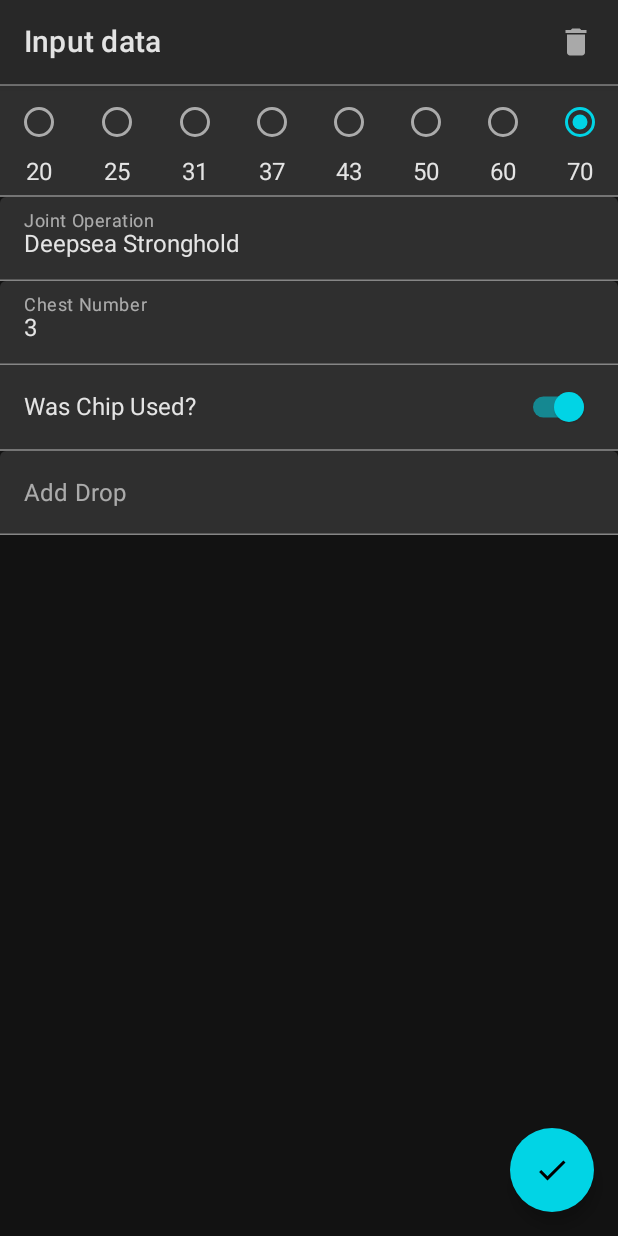
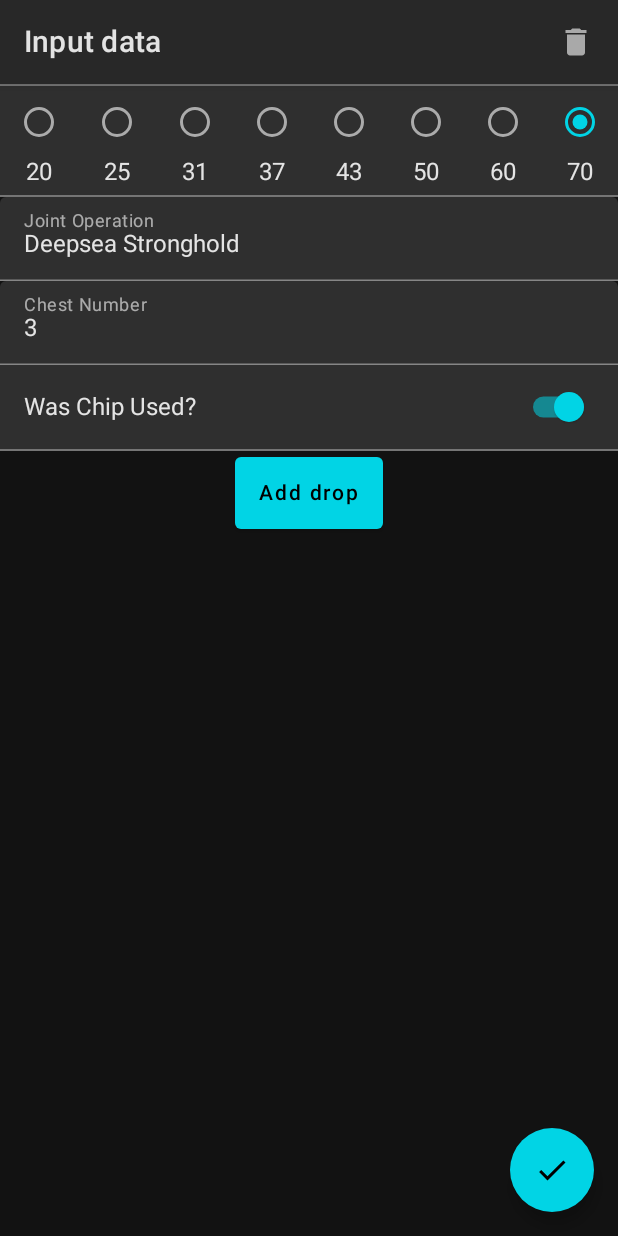
Before and after one commit to ceribe/tower-of-fantasy-assistant, an Android app built with Jetpack Compose: the add_edit_jo_loot screen opened through its navigation route, on a phone screen of 412 x 824 dp. Run offline under Robolectric (Android 15) with nearby library versions, the phone set to English and light mode, and no system bars; our stand-ins replace Dagger/Hilt's generated code.

Commit message:
Optimise UI for adding drops

```diff
--- a/app/build.gradle
+++ b/app/build.gradle
@@ -14,8 +14,8 @@ android {
         applicationId "com.kagamiapps.tofassistant"
         minSdk 24
         targetSdk 33
-        versionCode 2
-        versionName "1.0.0.1"
+        versionCode 3
+        versionName "1.0.0.2"
 
         testInstrumentationRunner "androidx.test.runner.AndroidJUnitRunner"
         vectorDrawables {
--- a/app/src/main/java/com/kagamiapps/tofassistant/ui/add_edit_jo_loot/AddEditJOLootScreen.kt
+++ b/app/src/main/java/com/kagamiapps/tofassistant/ui/add_edit_jo_loot/AddEditJOLootScreen.kt
@@ -8,8 +8,7 @@ import androidx.compose.material.*
 import androidx.compose.material.icons.Icons
 import androidx.compose.material.icons.filled.Check
 import androidx.compose.material.icons.filled.Delete
-import androidx.compose.runtime.Composable
-import androidx.compose.runtime.LaunchedEffect
+import androidx.compose.runtime.*
 import androidx.compose.ui.Alignment
 import androidx.compose.ui.Modifier
 import androidx.compose.ui.unit.dp
@@ -144,6 +143,58 @@ fun AddEditJOLootScreen(
                 )
             }
             GrayLine()
+//            ComboBox(
+//                label = "Add Drop",
+//                testTag = "ADD_DROP_COMBOBOX",
+//                value = "",
+//                suggestions = viewModel.jo.getAllDrops().map { it.itemName },
+//                editable = false,
+//                onChangeCallback = {
+//                    viewModel.onEvent(
+//                        AddEditJOLootEvent.OnAddNewDrop(
+//                            Drop.getByName(it)
+//                        )
+//                    )
+//                }
+//            )
+            Column(
+                modifier = Modifier
+                    .fillMaxWidth(),
+                horizontalAlignment = Alignment.CenterHorizontally
+            ) {
+                var expanded by remember { mutableStateOf(false) }
+                Button(
+                    modifier = Modifier
+                        .height(56.dp)
+                        .padding(4.dp),
+                    onClick = { expanded = !expanded },
+                    colors = ButtonDefaults.buttonColors(backgroundColor = MaterialTheme.colors.secondary)
+                ) {
+                    Text(text = "Add drop")
+                    DropdownMenu(
+                        expanded = expanded,
+                        onDismissRequest = { expanded = false },
+                    ) {
+                        viewModel.jo.getAllDrops().map { it.itemName }.forEach { label ->
+                            DropdownMenuItem(
+                                onClick = {
+                                    expanded = false
+                                    viewModel.onEvent(
+                                        AddEditJOLootEvent.OnAddNewDrop(
+                                            Drop.getByName(label)
+                                        )
+                                    )
+                                }
+                            ) {
+                                Text(text = label)
+                            }
+                        }
+                    }
+                }
+            }
+            if (viewModel.drops.isNotEmpty())
+                GrayLine()
+
             Column(
                 modifier = Modifier
                     .background(bgColor)
@@ -153,20 +204,6 @@ fun AddEditJOLootScreen(
                     GrayLine()
                 }
             }
-            ComboBox(
-                label = "Add Drop",
-                testTag = "ADD_DROP_COMBOBOX",
-                value = "",
-                suggestions = viewModel.jo.getAllDrops().map { it.itemName },
-                editable = false,
-                onChangeCallback = {
-                    viewModel.onEvent(
-                        AddEditJOLootEvent.OnAddNewDrop(
-                            Drop.getByName(it)
-                        )
-                    )
-                }
-            )
             Spacer(modifier = Modifier.height(100.dp))
         }
     }
```
